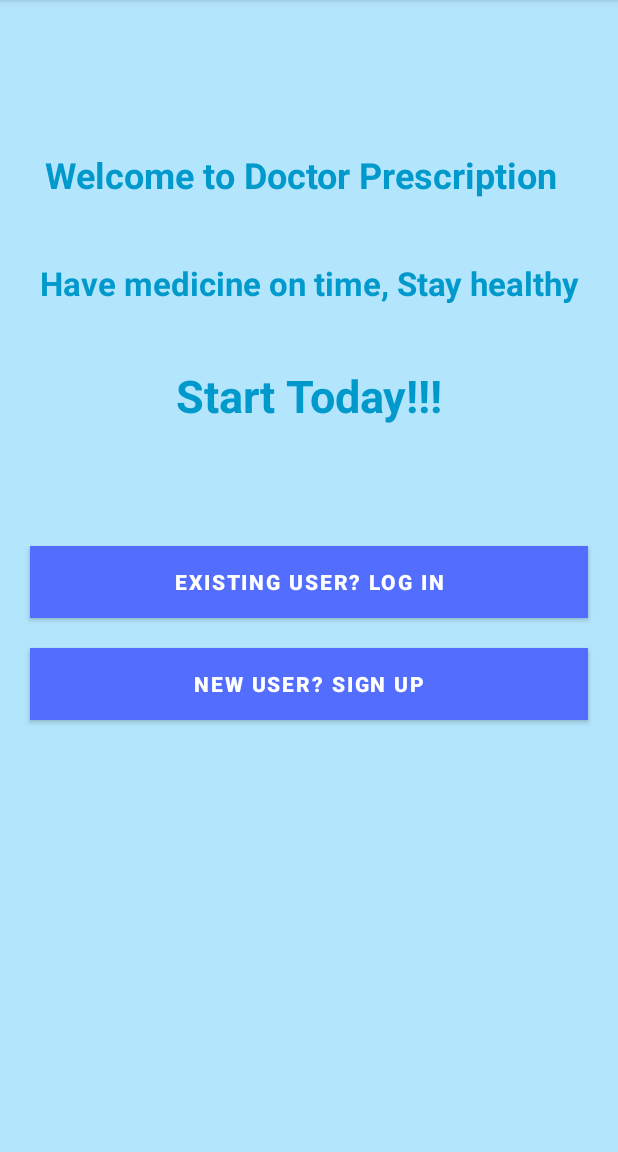
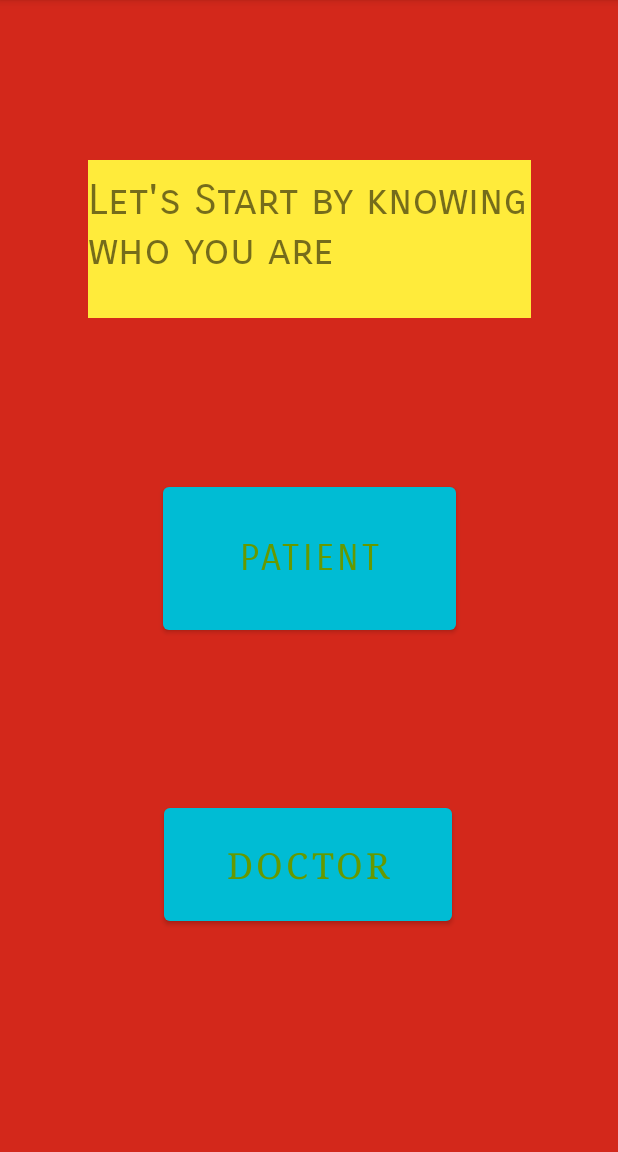
Before and after one commit to InaTinaMina/medicine-reminder, an Android app: the screen it shows after launch (MainActivity), on a phone screen of 412 x 824 dp, the part 84-1236 px from its top. Run offline under Robolectric (Android 15) with nearby library versions, the light colour scheme and no system bars.

Commit message:
"egnoriena"

```diff
--- a/app/src/main/AndroidManifest.xml
+++ b/app/src/main/AndroidManifest.xml
@@ -11,7 +11,9 @@
         android:roundIcon="@mipmap/ic_launcher_round"
         android:supportsRtl="true"
         android:theme="@style/Theme.MedicineReminder">
-
+        <activity android:name=".FirstscreenActivity" />
+        <activity android:name=".DoctorloginActivity" />
+        <activity android:name=".DoctorhomepageActivity" />
         <activity android:name=".Reminder" />
         <activity android:name=".LoginActivity" />
         <activity android:name=".RegisterActivity" />
--- a/app/src/main/java/com/example/medicinereminder/MainActivity.java
+++ b/app/src/main/java/com/example/medicinereminder/MainActivity.java
@@ -8,28 +8,25 @@ import android.view.View;
 import android.widget.Button;
 
 public class MainActivity extends AppCompatActivity {
-    Button mSignBtn,mLogBtn;
+    Button doctor,patient;
     @Override
     protected void onCreate(Bundle savedInstanceState) {
         super.onCreate(savedInstanceState);
         setContentView(R.layout.activity_main);
-        mSignBtn = findViewById(R.id.signbtn);
-        mLogBtn = findViewById(R.id.lgnbtn);
 
-        mLogBtn.setOnClickListener(new View.OnClickListener() {
+        doctor = findViewById(R.id.doclogin);
+        patient = findViewById(R.id.patlogin);
+        doctor.setOnClickListener(new View.OnClickListener() {
             @Override
             public void onClick(View v) {
-                startActivity(new Intent(getApplicationContext(), LoginActivity.class));
+                startActivity(new Intent(getApplicationContext(), DoctorloginActivity.class));
             }
         });
-        mSignBtn.setOnClickListener(new View.OnClickListener() {
+        patient.setOnClickListener(new View.OnClickListener() {
             @Override
             public void onClick(View v) {
-                startActivity(new Intent(getApplicationContext(), RegisterActivity.class));
+                startActivity(new Intent(getApplicationContext(), FirstscreenActivity.class));
             }
         });
     }
-
-
-
 }
--- a/app/src/main/res/layout/activity_main.xml
+++ b/app/src/main/res/layout/activity_main.xml
@@ -1,89 +1,55 @@
 <?xml version="1.0" encoding="utf-8"?>
-<LinearLayout xmlns:android="http://schemas.android.com/apk/res/android"
+<androidx.constraintlayout.widget.ConstraintLayout xmlns:android="http://schemas.android.com/apk/res/android"
     xmlns:app="http://schemas.android.com/apk/res-auto"
     xmlns:tools="http://schemas.android.com/tools"
     android:layout_width="match_parent"
     android:layout_height="match_parent"
-    android:background="#B3E5FC"
-    android:orientation="vertical"
-    tools:context=".MainActivity">
+    android:background="#D3281B"
+    tools:context=".FirstscreenActivity">
 
     <TextView
-        android:id="@+id/textView"
-        android:layout_width="361dp"
-        android:layout_height="54dp"
-        android:layout_marginStart="20dp"
-        android:layout_marginLeft="20dp"
-        android:layout_marginTop="100dp"
-        android:layout_marginEnd="20dp"
-        android:layout_marginRight="20dp"
-        android:fontFamily="sans-serif"
-        android:gravity="center_horizontal"
-        android:text="@string/welcome_to_doctor_prescription"
-        android:textAllCaps="false"
-        android:textColor="@android:color/holo_blue_dark"
-        android:textSize="24sp"
-        android:textStyle="bold"
-        android:typeface="normal"
-        android:visibility="visible" />
-
-    <TextView
-        android:id="@+id/textView2"
-        android:layout_width="match_parent"
-        android:layout_height="wrap_content"
-        android:layout_marginStart="20dp"
-        android:layout_marginLeft="20dp"
-        android:layout_marginTop="20dp"
-        android:layout_marginEnd="20dp"
-        android:layout_marginRight="20dp"
-        android:gravity="center_horizontal"
-        android:text="@string/have_medicine_on_time_stay_healthy"
-        android:textColor="@android:color/holo_blue_dark"
-        android:textSize="22sp"
-        android:textStyle="bold" />
-
-    <TextView
-        android:id="@+id/textView3"
-        android:layout_width="match_parent"
-        android:layout_height="wrap_content"
-        android:layout_marginStart="20dp"
-        android:layout_marginLeft="20dp"
-        android:layout_marginTop="40dp"
-        android:layout_marginEnd="20dp"
-        android:layout_marginRight="20dp"
-        android:gravity="center_horizontal"
-        android:text="@string/start_today"
-        android:textColor="@android:color/holo_blue_dark"
-        android:textSize="30sp"
-        android:textStyle="bold" />
+        android:id="@+id/textView10"
+        android:layout_width="295dp"
+        android:layout_height="105dp"
+        android:background="#FFEB3B"
+        android:fontFamily="sans-serif-smallcaps"
+        android:paddingTop="10sp"
+        android:text="Let's Start by knowing who you are"
+        android:textSize="28sp"
+        app:layout_constraintBottom_toTopOf="@+id/patlogin"
+        app:layout_constraintEnd_toEndOf="parent"
+        app:layout_constraintHorizontal_bias="0.5"
+        app:layout_constraintStart_toStartOf="parent"
+        app:layout_constraintTop_toTopOf="parent" />
 
     <Button
-        android:id="@+id/lgnbtn"
-        android:layout_width="match_parent"
-        android:layout_height="wrap_content"
-        android:layout_marginStart="20dp"
-        android:layout_marginLeft="20dp"
-        android:layout_marginTop="80dp"
-        android:layout_marginEnd="20dp"
-        android:layout_marginRight="20dp"
-        android:background="#536DFE"
-        android:text="@string/existing_user_log_in"
-        android:textStyle="bold"
-        app:backgroundTint="#536DFE"
-        app:backgroundTintMode="src_in" />
+        android:id="@+id/patlogin"
+        android:layout_width="195dp"
+        android:layout_height="107dp"
+        android:fontFamily="sans-serif-smallcaps"
+        android:includeFontPadding="true"
+        android:text="Patient"
+        android:textColor="@android:color/holo_green_dark"
+        android:textSize="24sp"
+        app:backgroundTint="#00BCD4"
+        app:layout_constraintBottom_toTopOf="@+id/doclogin"
+        app:layout_constraintEnd_toEndOf="parent"
+        app:layout_constraintHorizontal_bias="0.5"
+        app:layout_constraintStart_toStartOf="parent"
+        app:layout_constraintTop_toBottomOf="@+id/textView10" />
 
     <Button
-        android:id="@+id/signbtn"
-        android:layout_width="match_parent"
-        android:layout_height="wrap_content"
-        android:layout_marginStart="20dp"
-        android:layout_marginLeft="20dp"
-        android:layout_marginTop="20dp"
-        android:layout_marginEnd="20dp"
-        android:layout_marginRight="20dp"
-        android:background="#536DFE"
-        android:text="@string/new_user_sign_up"
-        android:textStyle="bold"
-        app:backgroundTint="#536DFE"
-        app:backgroundTintMode="src_in" />
-</LinearLayout>
+        android:id="@+id/doclogin"
+        android:layout_width="192dp"
+        android:layout_height="87dp"
+        android:layout_marginBottom="148dp"
+        android:fontFamily="serif"
+        android:text="Doctor"
+        android:textColor="@android:color/holo_green_dark"
+        android:textSize="24sp"
+        app:backgroundTint="#00BCD4"
+        app:layout_constraintBottom_toBottomOf="parent"
+        app:layout_constraintEnd_toEndOf="parent"
+        app:layout_constraintHorizontal_bias="0.498"
+        app:layout_constraintStart_toStartOf="parent" />
+</androidx.constraintlayout.widget.ConstraintLayout>
```
Also changed, not shown: app/src/main/java/com/example/medicinereminder/DoctorhomeActivity.java (added, +23 -0 lines), app/src/main/java/com/example/medicinereminder/DoctorloginActivity.java (added, +85 -0 lines), app/src/main/java/com/example/medicinereminder/FirstscreenActivity.java (added, +35 -0 lines), app/src/main/res/layout/activity_doctor_login.xml (added, +104 -0 lines), app/src/main/res/layout/activity_doctorhomepage.xml (added, +95 -0 lines), app/src/main/res/layout/activity_first_screen.xml (added, +89 -0 lines), app/src/main/res/drawable-v24/doctor_bgimage.png (added).
